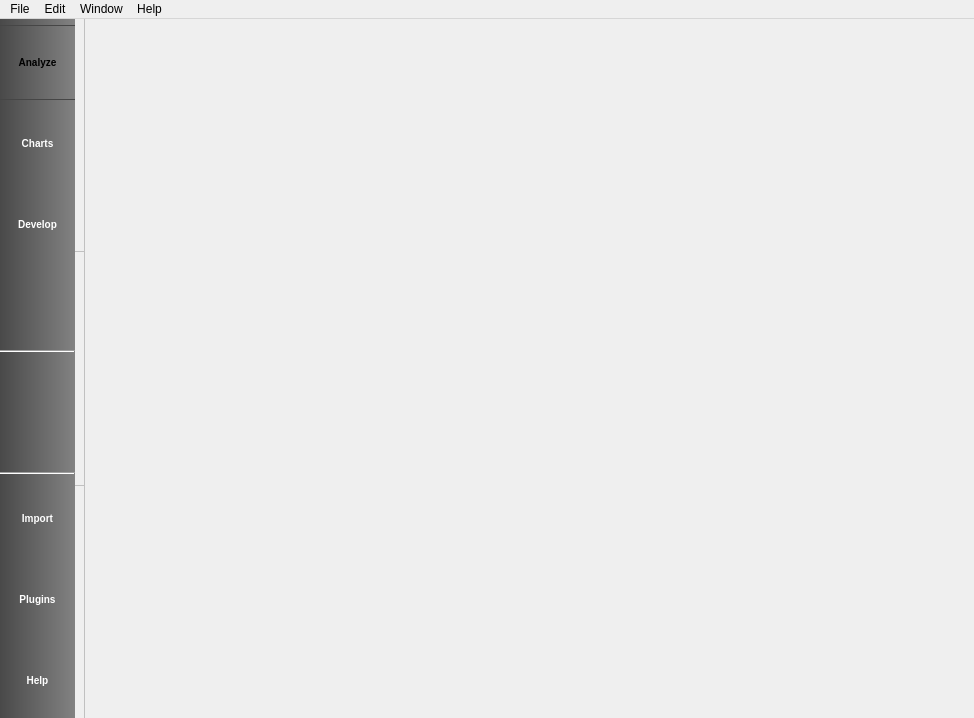
This is plugins/perspective/GraphPerspective/designer/GraphPerspectiveMainWindow.ui in vadivelselvaraj/TulipGLImprovement as Qt 5 draws it before an edit. The edited form follows.
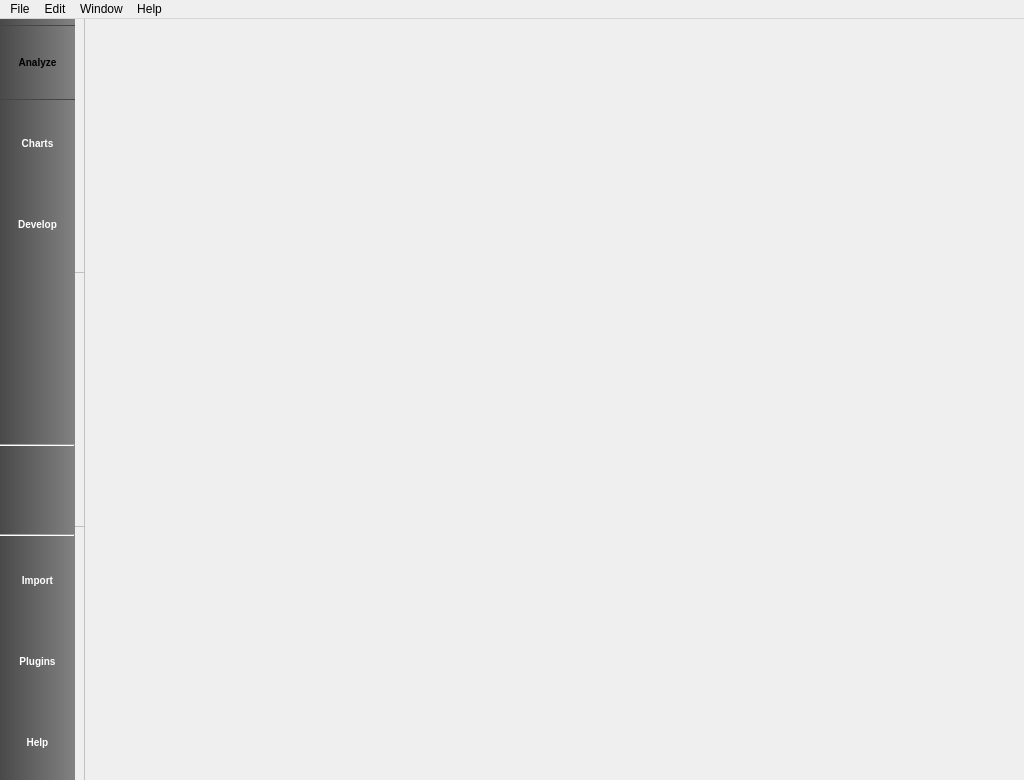
This is the edited form. Icons and pictures are not drawn. Custom widgets are drawn as their Qt base class.

Commit message: Added more types to tulip meta types handling Added parameterList model to algorithm runner into graph perspective Merged FilterManager and FilterManagerItem classes into the same file

```diff
--- a/plugins/perspective/GraphPerspective/designer/GraphPerspectiveMainWindow.ui
+++ b/plugins/perspective/GraphPerspective/designer/GraphPerspectiveMainWindow.ui
@@ -6,16 +6,10 @@
    <rect>
     <x>0</x>
     <y>0</y>
-    <width>974</width>
-    <height>718</height>
+    <width>1024</width>
+    <height>780</height>
    </rect>
   </property>
-  <property name="sizePolicy">
-   <sizepolicy hsizetype="Maximum" vsizetype="Maximum">
-    <horstretch>0</horstretch>
-    <verstretch>0</verstretch>
-   </sizepolicy>
-  </property>
   <property name="contextMenuPolicy">
    <enum>Qt::NoContextMenu</enum>
   </property>
@@ -355,14 +349,6 @@
         </widget>
        </item>
        <item>
-        <layout class="QVBoxLayout" name="graphManagementLayout">
-         <property name="spacing">
-          <number>0</number>
-         </property>
-         <property name="bottomMargin">
-          <number>0</number>
-         </property>
-         <item>
           <widget class="QToolButton" name="graphsHierarchyManagerButton">
            <property name="minimumSize">
             <size>
@@ -392,128 +378,10 @@
            <property name="shortcut">
             <string>Ctrl+H</string>
            </property>
-           <property name="checkable">
-            <bool>true</bool>
-           </property>
            <property name="toolButtonStyle">
             <enum>Qt::ToolButtonTextUnderIcon</enum>
            </property>
           </widget>
-         </item>
-         <item>
-          <widget class="QFrame" name="viewControlsFrame">
-           <property name="styleSheet">
-            <string notr="true">QPushButton {
-  border-image: none;
-  border: 1px solid rgba(0,0,0,0);
-  color: white;
-  outline: none;
-  margin: 2
-}
-
-QPushButton:hover {
-  border-image: none;
-  background-color: rgba(255,255,255,30);
-  border: 1px solid &quot;#505050&quot;;
-}
-
-QPushButton:disabled {
-	color:gray;
-}
-
-QPushButton:pressed{
-  border-image: none;
-  background-color: rgba(255,255,255,70);
-  border: 1px solid &quot;#E9E9E9&quot;;
-}
-
-QPushButton::menu-indicator {
-  image: url(:/tulip/graphperspective/ui/down_arrow-white.png);
-  subcontrol-origin: padding;
-  subcontrol-position: center right;
-}</string>
-           </property>
-           <layout class="QHBoxLayout" name="horizontalLayout_3">
-            <property name="spacing">
-             <number>0</number>
-            </property>
-            <property name="margin">
-             <number>0</number>
-            </property>
-            <item>
-             <widget class="QPushButton" name="viewSelectorButton">
-              <property name="minimumSize">
-               <size>
-                <width>32</width>
-                <height>32</height>
-               </size>
-              </property>
-              <property name="maximumSize">
-               <size>
-                <width>32</width>
-                <height>32</height>
-               </size>
-              </property>
-              <property name="toolTip">
-               <string>Open panel</string>
-              </property>
-              <property name="text">
-               <string/>
-              </property>
-              <property name="icon">
-               <iconset>
-                <normaloff>:/tulip/graphperspective/icons/view-open.svg</normaloff>:/tulip/graphperspective/icons/view-open.svg</iconset>
-              </property>
-              <property name="iconSize">
-               <size>
-                <width>20</width>
-                <height>20</height>
-               </size>
-              </property>
-              <property name="shortcut">
-               <string>Alt+V</string>
-              </property>
-             </widget>
-            </item>
-            <item>
-             <widget class="QPushButton" name="setAllViewsButton">
-              <property name="minimumSize">
-               <size>
-                <width>32</width>
-                <height>32</height>
-               </size>
-              </property>
-              <property name="maximumSize">
-               <size>
-                <width>32</width>
-                <height>32</height>
-               </size>
-              </property>
-              <property name="toolTip">
-               <string>Set current graph on all open panels</string>
-              </property>
-              <property name="text">
-               <string/>
-              </property>
-              <property name="icon">
-               <iconset>
-                <normaloff>:/tulip/graphperspective/icons/view-setall.svg</normaloff>:/tulip/graphperspective/icons/view-setall.svg</iconset>
-              </property>
-              <property name="iconSize">
-               <size>
-                <width>20</width>
-                <height>20</height>
-               </size>
-              </property>
-              <property name="shortcut">
-               <string>Alt+Shift+V</string>
-              </property>
-             </widget>
-            </item>
-           </layout>
-          </widget>
-         </item>
-        </layout>
        </item>
        <item>
         <widget class="Line" name="line">
@@ -675,14 +543,6 @@
                    </sizepolicy>
                   </property>
                  </widget>
-                 <widget class="FiltersManager" name="filtersManager" native="true">
-                  <property name="sizePolicy">
-                   <sizepolicy hsizetype="Preferred" vsizetype="Expanding">
-                    <horstretch>0</horstretch>
-                    <verstretch>0</verstretch>
-                   </sizepolicy>
-                  </property>
-                 </widget>
                  <widget class="GraphHierarchiesEditor" name="graphHierarchiesEditor" native="true">
                   <property name="sizePolicy">
                    <sizepolicy hsizetype="Preferred" vsizetype="Expanding">
@@ -691,6 +551,14 @@
                    </sizepolicy>
                   </property>
                  </widget>
+                 <widget class="FiltersManager" name="filtersManager" native="true">
+                  <property name="sizePolicy">
+                   <sizepolicy hsizetype="Preferred" vsizetype="Expanding">
+                    <horstretch>0</horstretch>
+                    <verstretch>0</verstretch>
+                   </sizepolicy>
+                  </property>
+                 </widget>
                 </widget>
                </item>
               </layout>
@@ -729,7 +597,7 @@
     <rect>
      <x>0</x>
      <y>0</y>
-     <width>974</width>
+     <width>1024</width>
      <height>22</height>
     </rect>
    </property>
```
Left out of the diff: 19 changed lines with no effect on the pictures. Lines whose indentation alone changed are shown as unchanged. The commit also changes 20 other files.
